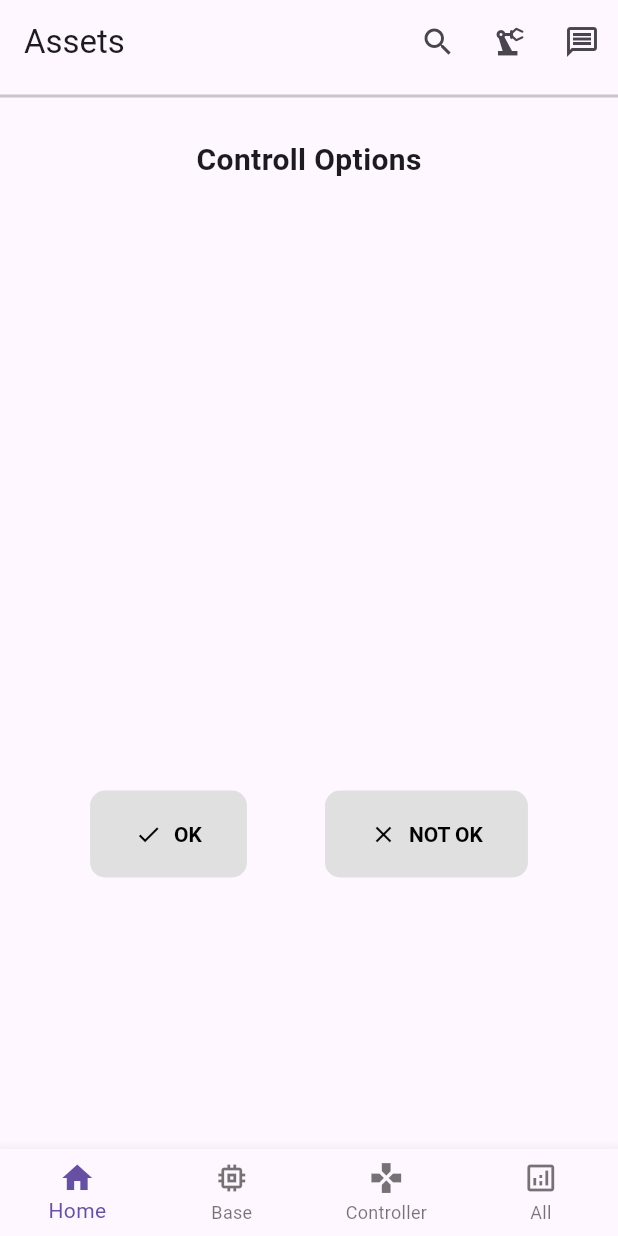
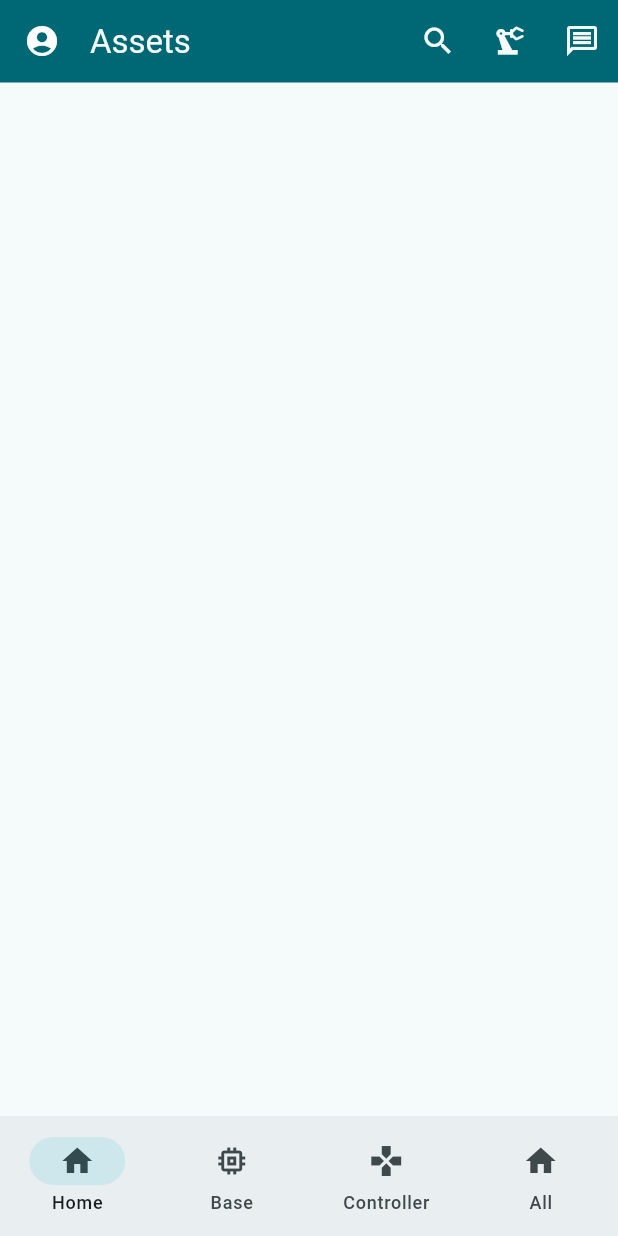
Before and after one commit to DEISI-ULHT-TFC-2023-24/TFC-DEISI14-IoT_Lab2.0-CGI-Industria, a Flutter app: the screen it shows after launch, on a phone screen of 412 x 824 dp. Run offline on Flutter 3.47's test engine with Material 3 defaults, Android fonts, the phone set to English and light mode, and no system bars.

Commit message:
navigationBar & appTopBar DONE, page controller(done : buttons OK, NOT OK)

```diff
--- a/lib/main.dart
+++ b/lib/main.dart
@@ -1,140 +1,29 @@
 import 'package:flutter/material.dart';
-import 'package:mqtt_client/mqtt_client.dart';
-import 'package:mqtt_client/mqtt_server_client.dart';
-
+import 'navigationBarPages/main_page.dart';
 
 void main() {
-  runApp(MaterialApp(
-    home: MyApp(),
-  ));
+  runApp(const MyApp());
 }
 
 class MyApp extends StatelessWidget {
+  const MyApp({super.key});
+
   @override
   Widget build(BuildContext context) {
+    var colorScheme = ColorScheme.fromSeed(seedColor: Colors.white10);
     return MaterialApp(
-      //title: '--------Control Options--------',
+      title: 'Navigation demo',
       theme: ThemeData(
-        primarySwatch: Colors.blue,
+        colorScheme: colorScheme,
+        useMaterial3: true,
+        appBarTheme:
+            ThemeData.from(colorScheme: colorScheme).appBarTheme.copyWith(
+                  backgroundColor: colorScheme.primary,
+                  foregroundColor: colorScheme.background,
+                  centerTitle: true,
+                ),
       ),
-      home: MyHomePage(),
+      home: MainPages(),
     );
   }
 }
-
-class MyHomePage extends StatelessWidget {
-  @override
-  Widget build(BuildContext context) {
-    return Scaffold(
-      appBar: AppBar(
-        title: Text('Assets'),
-        actions: <Widget>[
-          // Usando IconButton para permitir toques na imagem, caso necessário.
-
-          IconButton(
-            icon: Icon(Icons.search),
-            onPressed: () {
-              // Implementar ação de pesquisa
-            },
-          ),
-          IconButton(
-            icon: Icon(Icons.precision_manufacturing),
-            onPressed: () {
-              // Implementar mais opções
-            },
-          ),
-          IconButton(
-            icon: const Icon(Icons.message_outlined),
-            onPressed: () {
-              // Implementar mais opções
-            },
-          )
-        ],
-      ),
-      body: SafeArea(
-        child: Column(
-          children: <Widget>[
-            const Divider(thickness: 2), // Divider for Control Options
-            const Padding(
-              padding: EdgeInsets.symmetric(horizontal: 10.0, vertical: 20.0),
-              // Espaçamento ao redor do texto
-              child: Text('Controll Options',
-                  style: TextStyle(fontWeight: FontWeight.bold, fontSize: 20)),
-            ),
-            Expanded(
-              child: Center(
-                child: Padding(
-                  padding: const EdgeInsets.all(8.0),
-                  child: Column(
-                    mainAxisAlignment: MainAxisAlignment.spaceEvenly,
-                    //mainAxisSize: MainAxisSize.min,
-                    children: <Widget>[
-                      const Padding(
-                        padding: EdgeInsets.all(16.0),
-                      ),
-                      Row(
-                        mainAxisAlignment: MainAxisAlignment.spaceEvenly,
-                        children: <Widget>[
-                          _buildControlButton(context, 'OK', Icons.check),
-                          _buildControlButton(context, 'NOT OK', Icons.close),
-                        ],
-                      ),
-                    ],
-                  ),
-                ),
-              ),
-            ),
-          ],
-        ),
-      ),
-      bottomNavigationBar: BottomNavigationBar(
-        type: BottomNavigationBarType.fixed,
-        items: const <BottomNavigationBarItem>[
-          BottomNavigationBarItem(
-            icon: Icon(Icons.home),
-            label: 'Home',
-          ),
-          BottomNavigationBarItem(
-            icon: Icon(Icons.memory_outlined),
-            label: 'Base',
-          ),
-          BottomNavigationBarItem(
-            icon: Icon(Icons.gamepad),
-            label: 'Controller',
-          ),
-          BottomNavigationBarItem(
-            icon: Icon(Icons.analytics_outlined),
-            label: 'All',
-          ),
-        ],
-        // Implementar a lógica de mudança de estado
-      ),
-    );
-  }
-
-  Widget _buildControlButton(
-      BuildContext context, String label, IconData icon) {
-    return ElevatedButton.icon(
-      icon: Icon(icon),
-      label: Text(label),
-      style: ElevatedButton.styleFrom(
-        backgroundColor: Colors.grey[300],
-        // Define a cor de fundo do botão
-        foregroundColor: Colors.black,
-        // Define a cor do texto e do ícone
-        textStyle: const TextStyle(
-          fontWeight: FontWeight.bold, // Deixa o texto em negrito
-        ),
-        elevation: 0,
-        // Remove shadow
-        shape: RoundedRectangleBorder(
-          borderRadius: BorderRadius.circular(10), // Rounded corners
-        ),
-        padding: const EdgeInsets.symmetric(horizontal: 30, vertical: 20),
-      ),
-      onPressed: () {
-        // Implementar ação dos botões de controle
-      },
-    );
-  }
-}
--- /dev/null
+++ b/lib/navigationBarPages/all.dart
@@ -0,0 +1,14 @@
+import 'package:flutter/material.dart';
+import 'navigationsBarList.dart';
+
+
+class AllPage extends StatelessWidget {
+  const AllPage({super.key});
+
+  @override
+  Widget build(BuildContext context) {
+    return Scaffold(
+      //appBar: AppBar(title: Text(navigationsBarList[3].title)),
+    );
+  }
+}
--- /dev/null
+++ b/lib/navigationBarPages/base.dart
@@ -0,0 +1,14 @@
+import 'package:flutter/material.dart';
+import 'navigationsBarList.dart';
+
+
+class BasePage extends StatelessWidget {
+  const BasePage({super.key});
+
+  @override
+  Widget build(BuildContext context) {
+    return Scaffold(
+      //appBar: AppBar(title: Text(navigationsBarList[1].title)),
+    );
+  }
+}
--- /dev/null
+++ b/lib/navigationBarPages/controller.dart
@@ -0,0 +1,55 @@
+import 'package:flutter/material.dart';
+import 'navigationsBarList.dart';
+
+
+class ControllerPage extends StatelessWidget {
+  const ControllerPage({super.key});
+
+  @override
+  Widget build(BuildContext context) {
+    return Scaffold(
+      //appBar: AppBar(title: Text(navigationsBarList[2].title),),
+      body: Center(
+        child: Column(
+          mainAxisAlignment: MainAxisAlignment.center,
+          children: [
+            Text('Controller', style: TextStyle(fontSize: 40),),
+            SizedBox(height: 40,),
+            Row(
+              mainAxisAlignment: MainAxisAlignment.center,
+              children: [
+                buildControllerButton('OK', Icons.holiday_village),
+                SizedBox(width: 20,),
+                buildControllerButton('NOT OK', Icons.maps_home_work),
+              ],
+            ),
+            SizedBox(height: 40,),
+          ],
+        ),
+      ),
+    );
+  }
+
+  Widget buildControllerButton(String label, IconData iconData) {
+    return Container(
+      decoration: BoxDecoration(
+        border: Border.all(color: Colors.black, width: 4),
+      ),
+      child: TextButton(
+        onPressed: () {
+          debugPrint('Pressed $label');
+        },
+        // Utilizando um Row para organizar o ícone e o texto horizontalmente
+        child: Row(
+          mainAxisSize: MainAxisSize.min,
+          // Para garantir que o conteúdo não estique além do necessário
+          children: [
+            Icon(iconData), // O ícone que você deseja
+            SizedBox(width: 10), // Um pequeno espaço entre o ícone e o texto
+            Text(label), // O texto que você deseja exibir
+          ],
+        ),
+      ),
+    );
+  }
+}
--- /dev/null
+++ b/lib/navigationBarPages/home.dart
@@ -0,0 +1,14 @@
+import 'package:flutter/material.dart';
+import 'package:tfc_industria/navigationBarPages/navigationsBarList.dart';
+
+
+class HomePage extends StatelessWidget {
+  const HomePage({super.key});
+
+  @override
+  Widget build(BuildContext context) {
+    return Scaffold(
+        //appBar: AppBar(title: Text(navigationsBarList[0].title)),
+    );
+  }
+}
--- /dev/null
+++ b/lib/navigationBarPages/main_page.dart
@@ -0,0 +1,69 @@
+import 'package:flutter/material.dart';
+import 'package:tfc_industria/navigationBarPages/navigationsBarList.dart';
+
+class MainPages extends StatefulWidget {
+  MainPages({super.key});
+
+  @override
+  State<MainPages> createState() => _MainPagesState();
+}
+
+class _MainPagesState extends State<MainPages> {
+  int _selectedIndex = 0;
+
+  @override
+  Widget build(BuildContext context) {
+    return Scaffold(
+      appBar: PreferredSize(
+        preferredSize: Size.fromHeight(55),
+        // Mude esta linha para definir a altura desejada
+
+        child: AppBar(
+          title: const Row(
+            mainAxisAlignment: MainAxisAlignment.start,
+            children: [
+              Icon(
+                Icons.account_circle_rounded, size: 24, color: Colors.white,
+              ),
+              SizedBox(width: 20),
+              Text('Assets', style: TextStyle(height: 50),
+              ),
+            ],
+          ),
+          actions: <Widget>[
+            // Usando IconButton para permitir toques na imagem, caso necessário.
+
+            IconButton(
+              icon: Icon(Icons.search),
+              onPressed: () {
+                // Implementar ação de pesquisa
+              },
+            ),
+            IconButton(
+              icon: Icon(Icons.precision_manufacturing),
+              onPressed: () {
+                // Implementar mais opções
+              },
+            ),
+            IconButton(
+              icon: Icon(Icons.message_outlined),
+              onPressed: () {
+                // Implementar mais opções
+              },
+            ),
+          ],
+        ),
+      ),
+      body: navigationsBarList[_selectedIndex].widget,
+      bottomNavigationBar: NavigationBar(
+        selectedIndex: _selectedIndex,
+        onDestinationSelected: (index) =>
+            setState(() => _selectedIndex = index),
+        destinations: navigationsBarList
+            .map((pages) => NavigationDestination(
+                icon: Icon(pages.icon), label: pages.title))
+            .toList(),
+      ),
+    );
+  }
+}
--- /dev/null
+++ b/lib/navigationBarPages/navigationsBarList.dart
@@ -0,0 +1,12 @@
+import 'package:flutter/material.dart';
+import 'package:tfc_industria/navigationBarPages/all.dart';
+import 'package:tfc_industria/navigationBarPages/base.dart';
+import 'package:tfc_industria/navigationBarPages/controller.dart';
+import 'package:tfc_industria/navigationBarPages/home.dart';
+
+final navigationsBarList = [
+  (title: 'Home', icon: Icons.home , widget: HomePage()),
+  (title: 'Base', icon: Icons.memory_outlined , widget: BasePage()),
+  (title: 'Controller', icon: Icons.gamepad , widget: ControllerPage()),
+  (title: 'All', icon: Icons.home , widget: AllPage()),
+];
```
